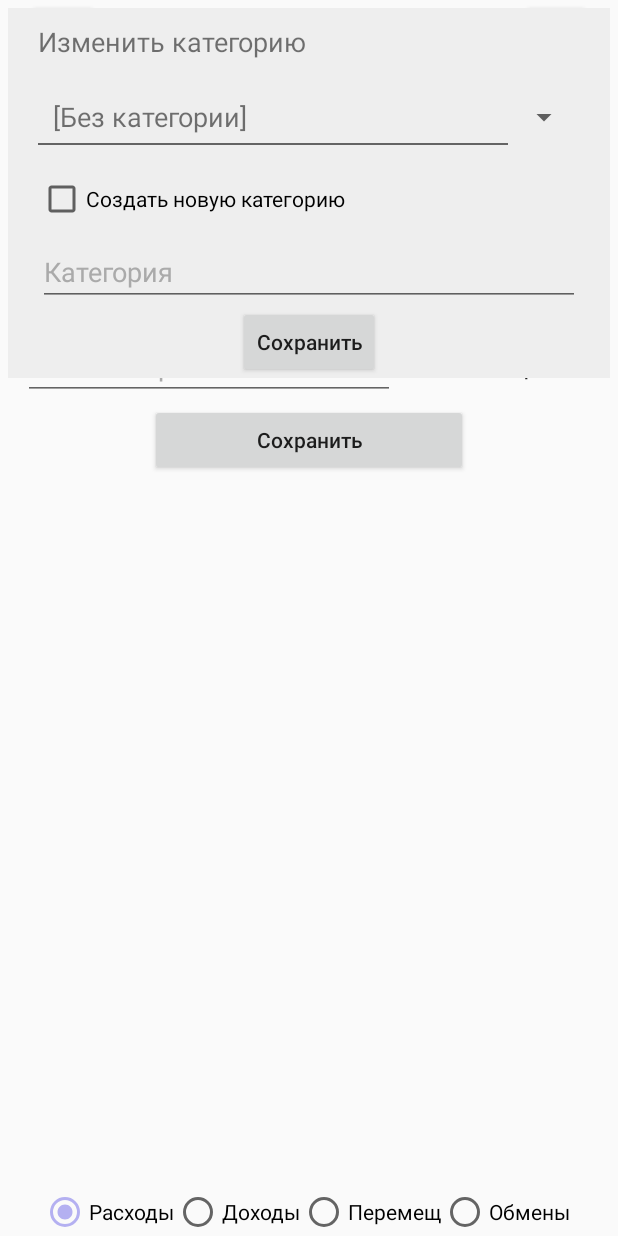
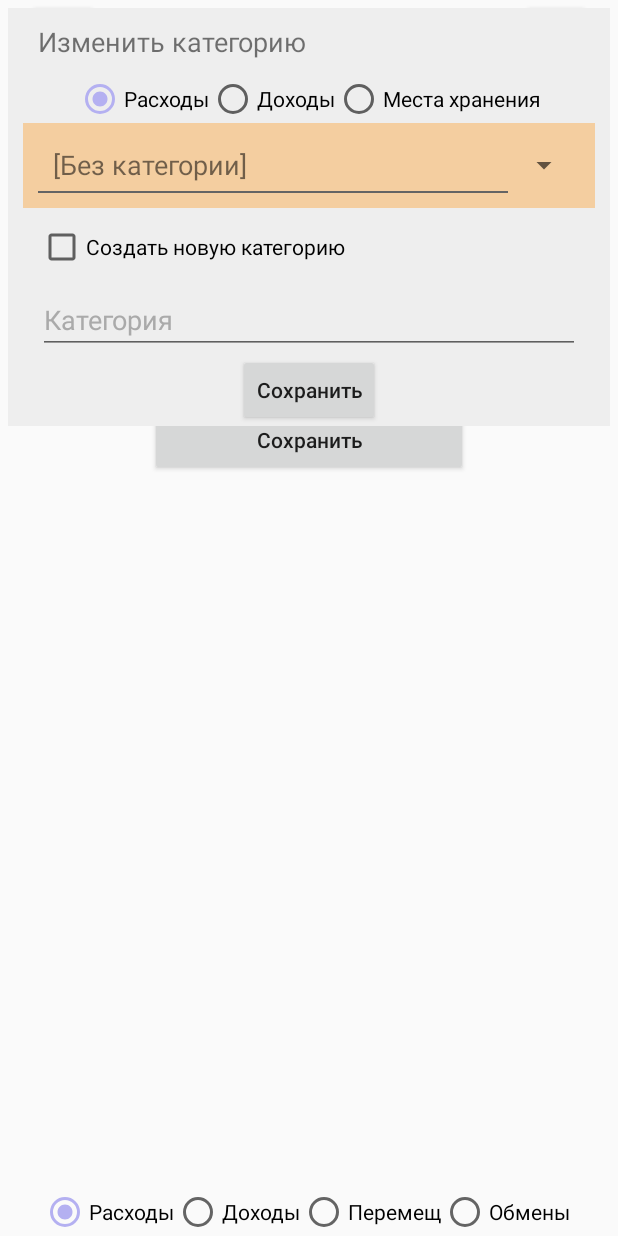
Before and after one commit to mayhem25-90/MyApplications, an Android app: the screen it shows after launch (MainActivity), on a phone screen of 412 x 824 dp. Run offline under Robolectric (Android 15) with nearby library versions, the phone set to English and light mode, and no system bars; 2 statements that could not run were skipped.

Commit message:
Вкладка редактирования категорий, этап 2. - Новый функционал ввода и редактирования категорий доходов и мест хранения.

```diff
--- a/src/main/java/ru/myandroid/drebedengi_my/DB.java
+++ b/src/main/java/ru/myandroid/drebedengi_my/DB.java
@@ -119,6 +119,7 @@ public class DB {
 // == ==== ==== ==== ==== ==== ==== ==== ==== ==== ==== ==== ==== ==== ==== ==== ==== ==== ==== ====
 
     private int maxSpendingCategory = -1;
+    private int maxSourceCategory = -1;
 
     private final Context mCtx;
 
@@ -160,16 +161,23 @@ public class DB {
 
         // Заодно считаем id, с которым надо записать категорию в таблицу
         if (localCursor.moveToFirst()) {
-            maxSpendingCategory = -1;
+            int maxCategory = -1;
             do {
                 int id = localCursor.getInt(localCursor.getColumnIndex(CATEGORY_COLUMN_ID));
-                if (id > maxSpendingCategory) {
-                    maxSpendingCategory = id;
+                if (id > maxCategory) {
+                    maxCategory = id;
                 }
 //                Log.d(LOG_TAG, "id: " + id);
             } while (localCursor.moveToNext());
+
+            if (string_id == R.string.category) {
+                maxSpendingCategory = maxCategory;
             }
-        Log.d(LOG_TAG, "max category id: " + maxSpendingCategory);
+            else if (string_id == R.string.source) {
+                maxSourceCategory = maxCategory;
+            }
+            Log.d(LOG_TAG, "max category id: " + maxCategory);
+        }
         return localCursor;
     }
 
@@ -311,8 +319,13 @@ public class DB {
 // 4. Категории и планирование
 // == ==== ==== ==== ==== ==== ==== ==== ==== ==== ==== ==== ==== ==== ==== ==== ==== ==== ==== ====
 
-    void createNewCategory(String category) {
+    final int EDIT_SPEND = 0, EDIT_SOURCE = 1, EDIT_WALLET = 2;
+
+    void createNewCategory(int mode, String category) {
         ContentValues cv = new ContentValues();
+
+        switch (mode) {
+            case EDIT_SPEND:
                 cv.put(CATEGORY_COLUMN_ID, maxSpendingCategory + 1);
                 cv.put(CATEGORY_COLUMN_NAME, category);
                 mDB.insert(CATEGORY_TABLE, null, cv);
@@ -321,14 +334,40 @@ public class DB {
                 cv.clear();
                 cv.put(BUDGET_COLUMN_CATEGORY_ID, maxSpendingCategory + 1);
                 mDB.insert(BUDGET_TABLE, null, cv);
+                break;
+
+            case EDIT_SOURCE:
+                cv.put(CATEGORY_COLUMN_ID, maxSourceCategory + 1);
+                cv.put(CATEGORY_COLUMN_NAME, category);
+                mDB.insert(CATEGORY_TABLE, null, cv);
+
+                // Также, добавляем эту категорию в таблицу планирования бюджета
+                cv.clear();
+                cv.put(BUDGET_COLUMN_CATEGORY_ID, maxSourceCategory + 1);
+                mDB.insert(BUDGET_TABLE, null, cv);
+                break;
+
+            case EDIT_WALLET:
+                cv.put(CATEGORY_COLUMN_NAME, category);
+                mDB.insert(WALLET_TABLE, null, cv);
+                break;
+        }
     }
 
 
-    void updateCategory(long id, String category) {
+    void updateCategory(int mode, long id, String category) {
+        if (mode == EDIT_WALLET) {
+            ContentValues cv = new ContentValues();
+            cv.put(WALLET_COLUMN_NAME, category);
+            Log.d(LOG_TAG, "update WALLET id: " + id);
+            mDB.update(WALLET_TABLE, cv, WALLET_COLUMN_ID + " = " + id, null);
+        }
+        else {
             ContentValues cv = new ContentValues();
             cv.put(CATEGORY_COLUMN_NAME, category);
             Log.d(LOG_TAG, "update category id: " + id);
             mDB.update(CATEGORY_TABLE, cv, CATEGORY_COLUMN_ID + " = " + id, null);
+        }
     }
 
 
--- a/src/main/java/ru/myandroid/drebedengi_my/MainActivity.java
+++ b/src/main/java/ru/myandroid/drebedengi_my/MainActivity.java
@@ -112,6 +112,8 @@ public class MainActivity extends AppCompatActivity {
         spinSourceBind.clear();
 
         spinEditCategoryBind.clear();
+        spinEditSourceBind.clear();
+        spinEditWalletBind.clear();
 
         loadDataForSpinner(DB.CURRENCY_TABLE, spinCurrency, spinCurrencyBind, R.string.currency, spin_currency);
         loadDataForSpinner(DB.CURRENCY_TABLE, spinCurrencyDest, spinCurrencyDestBind, R.string.currency, spin_currency_dest);
@@ -121,6 +123,8 @@ public class MainActivity extends AppCompatActivity {
         loadDataForSpinner(DB.CATEGORY_TABLE, spinSource, spinSourceBind, R.string.source, spin_source);
 
         loadDataForSpinner(DB.CATEGORY_TABLE, spinEditCategory, spinEditCategoryBind, R.string.category, spin_edit_category);
+        loadDataForSpinner(DB.CATEGORY_TABLE, spinEditSource, spinEditSourceBind, R.string.source, spin_edit_source);
+        loadDataForSpinner(DB.WALLET_TABLE, spinEditWallet, spinEditWalletBind, R.string.wallet, spin_edit_wallet);
     }
 
 
@@ -611,6 +615,9 @@ public class MainActivity extends AppCompatActivity {
                     case spin_source:        m_gain_category_id = id;     break;
 
                     case spin_edit_category: m_edit_category_id = id;     break;
+                    case spin_edit_source:   m_edit_source_id = id;       break;
+                    case spin_edit_wallet:   m_edit_wallet_id = id;       break;
+
                     default: break;
                 }
             }
@@ -837,34 +844,55 @@ public class MainActivity extends AppCompatActivity {
 // 4. Вкладка редактирования категорий
 // == ==== ==== ==== ==== ==== ==== ==== ==== ==== ==== ==== ==== ==== ==== ==== ==== ==== ==== ====
 
-    public static final int spin_edit_category = 400;
+    public static final int spin_edit_category = 400,
+                            spin_edit_source = 401,
+                            spin_edit_wallet = 402;
 
     long m_edit_category_id = -1;
+    long m_edit_source_id = -1;
+    long m_edit_wallet_id = -1;
 
     TextView textEditCategory;
-    Spinner spinEditCategory;
+    RadioGroup rgEditChoice;
+    Spinner spinEditCategory, spinEditSource, spinEditWallet;
     CheckBox chkEditCategory;
     EditText etCategory;
 
     Vector<Integer> spinEditCategoryBind = new Vector<>();
+    Vector<Integer> spinEditSourceBind = new Vector<>();
+    Vector<Integer> spinEditWalletBind = new Vector<>();
 
     private void initEditCategoriesTabContent() {
         Log.d(LOG_TAG, "initEditCategoriesTabContent");
 
         textEditCategory = (TextView) findViewById(R.id.textEditCategory);
 
+        rgEditChoice = (RadioGroup) findViewById(R.id.rgEditChoice);
+
         spinEditCategory = (Spinner) findViewById(R.id.spinEditCategory);
         loadDataForSpinner(DB.CATEGORY_TABLE, spinEditCategory, spinEditCategoryBind, R.string.category, spin_edit_category);
+
+        spinEditSource = (Spinner) findViewById(R.id.spinEditSource);
+        loadDataForSpinner(DB.CATEGORY_TABLE, spinEditSource, spinEditSourceBind, R.string.source, spin_edit_source);
+
+        spinEditWallet = (Spinner) findViewById(R.id.spinEditWallet);
+        loadDataForSpinner(DB.WALLET_TABLE, spinEditWallet, spinEditWalletBind, R.string.wallet, spin_edit_wallet);
 
         chkEditCategory = (CheckBox) findViewById(R.id.chkEditCategory);
 
         etCategory = (EditText) findViewById(R.id.etCategory);
+
+        // Выбираем конкретную категорию
+        rgEditChoice.check(R.id.rbEditSpend);
+        onEditLayoutButtonClick(findViewById(R.id.rbEditSpend));
     }
 
 
     private void resetEditCategoriesTab() {
         textEditCategory.setText(getResources().getString(R.string.edit_cat_edit));
         spinEditCategory.setEnabled(true);
+        spinEditSource.setEnabled(true);
+        spinEditWallet.setEnabled(true);
         chkEditCategory.setChecked(false);
         etCategory.setText("");
     }
@@ -872,18 +900,58 @@ public class MainActivity extends AppCompatActivity {
 
     public void onEditLayoutButtonClick(View v) {
         switch (v.getId()) {
+            case R.id.rbEditSpend:
+                spinEditCategory.setVisibility(View.VISIBLE);
+                spinEditSource.setVisibility(View.GONE);
+                spinEditWallet.setVisibility(View.GONE);
+                break;
+
+            case R.id.rbEditGain:
+                spinEditCategory.setVisibility(View.GONE);
+                spinEditSource.setVisibility(View.VISIBLE);
+                spinEditWallet.setVisibility(View.GONE);
+                break;
+
+            case R.id.rbEditWallet:
+                spinEditCategory.setVisibility(View.GONE);
+                spinEditSource.setVisibility(View.GONE);
+                spinEditWallet.setVisibility(View.VISIBLE);
+                break;
+
             case R.id.btnConfirm:
 //                Log.d(LOG_TAG, "on save click");
+                // Выбираем то, что редактируем
+                int mode = -1;
+                long edit_id = -1;
+                switch (rgEditChoice.getCheckedRadioButtonId()) {
+                    case R.id.rbEditSpend:
+                        mode = db.EDIT_SPEND;
+                        edit_id = m_edit_category_id;
+                        break;
+
+                    case R.id.rbEditGain:
+                        mode = db.EDIT_SOURCE;
+                        edit_id = m_edit_source_id;
+                        break;
+
+                    case R.id.rbEditWallet:
+                        mode = db.EDIT_WALLET;
+                        edit_id = m_edit_wallet_id;
+                        break;
+
+                    default: break;
+                }
+
                 String newCategoryName = etCategory.getText().toString();
                 if (!newCategoryName.equals("")) {
                     if (chkEditCategory.isChecked()) { // Добавляем новую категорию
 //                    Log.d(LOG_TAG, "check: create new category");
-                        db.createNewCategory(newCategoryName);
+                        db.createNewCategory(mode, newCategoryName);
                         Toast.makeText(MainActivity.this, R.string.message_edit_cat_new, Toast.LENGTH_SHORT).show();
                     }
                     else { // Редактируем данную категорию
 //                    Log.d(LOG_TAG, "not check: edit this category");
-                        db.updateCategory(m_edit_category_id, newCategoryName);
+                        db.updateCategory(mode, edit_id, newCategoryName);
                         Toast.makeText(MainActivity.this, R.string.message_edit_cat_edit, Toast.LENGTH_SHORT).show();
                     }
                     updateSpinners();
@@ -897,14 +965,16 @@ public class MainActivity extends AppCompatActivity {
                 if (chkEditCategory.isChecked()) {
 //                    Log.d(LOG_TAG, "check!");
                     spinEditCategory.setEnabled(false);
+                    spinEditSource.setEnabled(false);
+                    spinEditWallet.setEnabled(false);
                     textEditCategory.setText(getResources().getString(R.string.edit_cat_new));
-//                    spinEditCategory.setBackgroundColor(getResources().getColor(R.color.colorHint));
                 }
                 else {
 //                    Log.d(LOG_TAG, "not check!");
                     spinEditCategory.setEnabled(true);
+                    spinEditSource.setEnabled(true);
+                    spinEditWallet.setEnabled(true);
                     textEditCategory.setText(getResources().getString(R.string.edit_cat_edit));
-//                    spinEditCategory.setBackgroundColor(getResources().getColor(R.color.colorLayoutBack));
                 }
                 break;
 
--- a/src/main/res/layout/tab_edit_categories.xml
+++ b/src/main/res/layout/tab_edit_categories.xml
@@ -5,13 +5,6 @@
     android:orientation="vertical"
     android:layout_width="match_parent"
     android:layout_height="match_parent">
-
-    <!--<ListView-->
-        <!--android:id="@+id/lvHistory"-->
-        <!--android:layout_width="match_parent"-->
-        <!--android:layout_height="wrap_content"-->
-        <!--android:layout_margin="5sp">-->
-    <!--</ListView>-->
 
     <LinearLayout
         android:layout_width="match_parent"
@@ -31,15 +24,80 @@
             android:text="@string/edit_cat_edit"
             android:textSize="@dimen/text_size" />
 
-        <Spinner
-            android:id="@+id/spinEditCategory"
+        <RadioGroup
+            android:id="@+id/rgEditChoice"
+            android:layout_height="wrap_content"
+            android:layout_width="wrap_content"
+            android:layout_gravity="center_horizontal"
+            android:orientation="horizontal" >
+            <RadioButton
+                android:id="@+id/rbEditSpend"
+                android:layout_height="wrap_content"
+                android:layout_width="wrap_content"
+                android:checked="true"
+                android:text="@string/radio_spend"
+                android:onClick="onEditLayoutButtonClick" />
+            <RadioButton
+                android:id="@+id/rbEditGain"
+                android:layout_height="wrap_content"
+                android:layout_width="wrap_content"
+                android:text="@string/radio_gain"
+                android:onClick="onEditLayoutButtonClick" />
+            <RadioButton
+                android:id="@+id/rbEditWallet"
+                android:layout_height="wrap_content"
+                android:layout_width="wrap_content"
+                android:text="@string/radio_wallet"
+                android:onClick="onEditLayoutButtonClick" />
+        </RadioGroup>
+
+        <LinearLayout
             android:layout_width="match_parent"
             android:layout_height="wrap_content"
-            android:layout_marginLeft="20dp"
-            android:layout_marginRight="20dp"
-            android:layout_marginTop="10dp"
-            android:layout_marginBottom="10dp"
-            android:spinnerMode="dialog" />
+            android:orientation="horizontal"
+            android:layout_marginLeft="10sp"
+            android:layout_marginRight="10sp"
+            android:background="@color/colorSpend">
+
+            <Spinner
+                android:id="@+id/spinEditCategory"
+                android:layout_width="match_parent"
+                android:layout_height="wrap_content"
+                android:layout_margin="10sp"
+                android:spinnerMode="dialog" />
+        </LinearLayout>
+
+        <LinearLayout
+            android:layout_width="match_parent"
+            android:layout_height="wrap_content"
+            android:orientation="horizontal"
+            android:layout_marginLeft="10sp"
+            android:layout_marginRight="10sp"
+            android:background="@color/colorGain">
+
+            <Spinner
+                android:id="@+id/spinEditSource"
+                android:layout_width="match_parent"
+                android:layout_height="wrap_content"
+                android:layout_margin="10sp"
+                android:spinnerMode="dialog" />
+        </LinearLayout>
+
+        <LinearLayout
+            android:layout_width="match_parent"
+            android:layout_height="wrap_content"
+            android:orientation="horizontal"
+            android:layout_marginLeft="10sp"
+            android:layout_marginRight="10sp"
+            android:background="@color/colorMove">
+
+            <Spinner
+                android:id="@+id/spinEditWallet"
+                android:layout_width="match_parent"
+                android:layout_height="wrap_content"
+                android:layout_margin="10sp"
+                android:spinnerMode="dialog" />
+        </LinearLayout>
 
         <CheckBox
             android:id="@+id/chkEditCategory"
--- a/src/main/res/layout/tab_operations_activity.xml
+++ b/src/main/res/layout/tab_operations_activity.xml
@@ -278,25 +278,25 @@
             android:layout_height="wrap_content"
             android:layout_width="wrap_content"
             android:checked="true"
-            android:text="@string/radio_1"
+            android:text="@string/radio_spend"
             android:onClick="onButtonClick" />
         <RadioButton
             android:id="@+id/rbGain"
             android:layout_height="wrap_content"
             android:layout_width="wrap_content"
-            android:text="@string/radio_2"
+            android:text="@string/radio_gain"
             android:onClick="onButtonClick" />
         <RadioButton
             android:id="@+id/rbMove"
             android:layout_height="wrap_content"
             android:layout_width="wrap_content"
-            android:text="@string/radio_3"
+            android:text="@string/radio_move"
             android:onClick="onButtonClick" />
         <RadioButton
             android:id="@+id/rbChange"
             android:layout_height="wrap_content"
             android:layout_width="wrap_content"
-            android:text="@string/radio_4"
+            android:text="@string/radio_change"
             android:layout_marginRight="4dp"
             android:onClick="onButtonClick" />
     </RadioGroup>
--- a/src/main/res/values/strings.xml
+++ b/src/main/res/values/strings.xml
@@ -10,10 +10,11 @@
     <string name="balance_tab">Баланс</string>
     <string name="edit_categories_tab">Катег.</string>
 
-    <string name="radio_1">Расходы</string>
-    <string name="radio_2">Доходы</string>
-    <string name="radio_3">Перемещ</string>
-    <string name="radio_4">Обмены</string>
+    <string name="radio_spend">Расходы</string>
+    <string name="radio_gain">Доходы</string>
+    <string name="radio_move">Перемещ</string>
+    <string name="radio_change">Обмены</string>
+    <string name="radio_wallet">Места хранения</string>
 
     <string name="sum_hint"><font size = "18">Сумма</font></string>
     <string name="sell_hint"><font size = "18">Продали</font></string>
```
Lines whose indentation alone changed are shown as unchanged.
